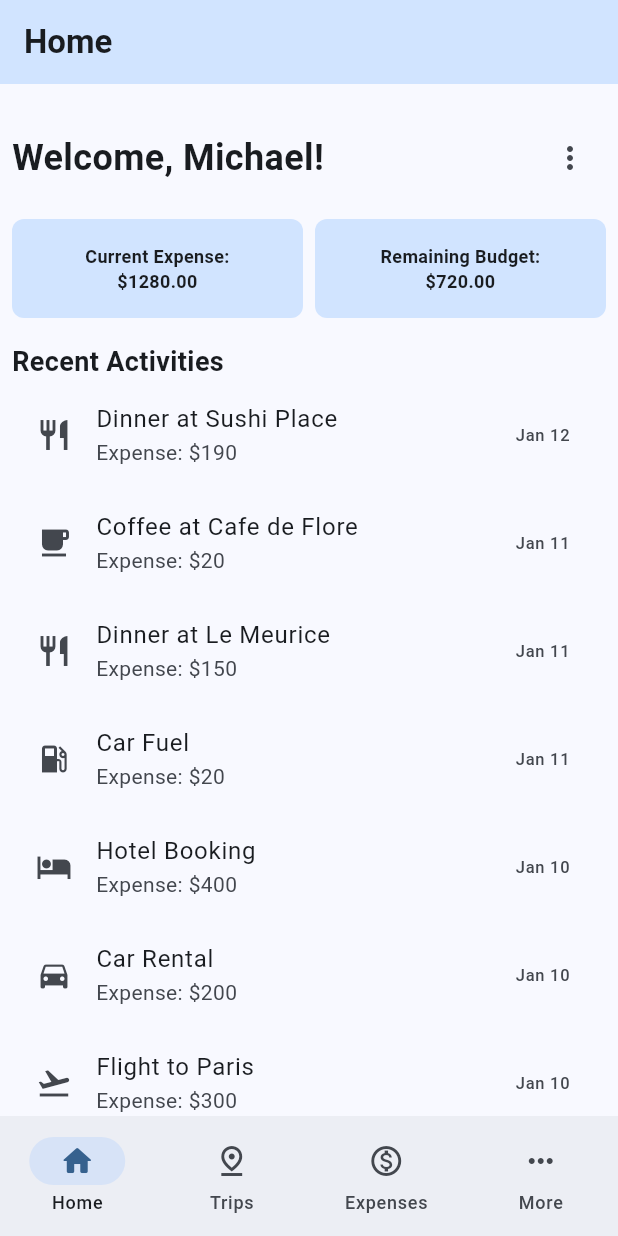
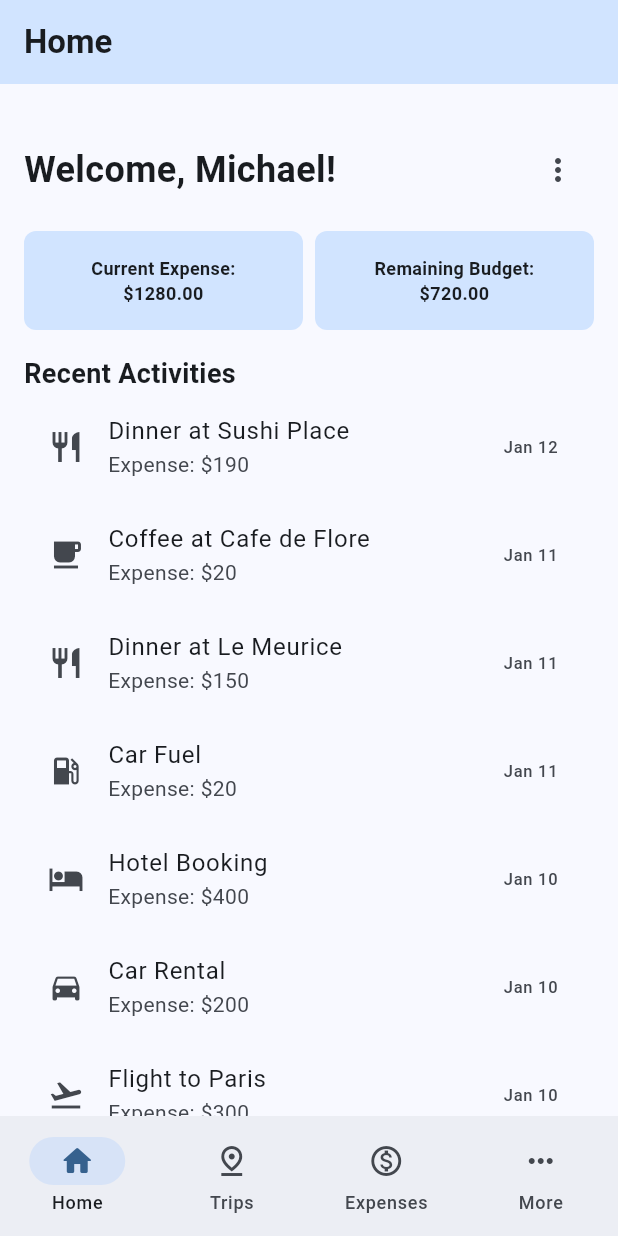
Before and after one commit to donatedsalt/TripBudgeter, a Flutter app: the screen it shows after launch, on a phone screen of 412 x 824 dp. Run offline on Flutter 3.47's test engine with Material 3 defaults, Android fonts, the phone set to English and light mode, and no system bars.

Commit message:
feat: increase listview padding for improved UI and make list const

```diff
--- a/tripbudgeter/lib/main.dart
+++ b/tripbudgeter/lib/main.dart
@@ -45,14 +45,14 @@
     MorePage(),
   ];
 
-  final List<PreferredSizeWidget> _appBars = [
+  final List<PreferredSizeWidget> _appBars = const [
     HomePageAppBar(),
     TripsPageAppBar(),
     ExpensesPageAppBar(),
     MorePageAppBar(),
   ];
 
-  final List<Widget> _floatingActionButtons = [
+  final List<Widget> _floatingActionButtons = const [
     HomePageFloatingActionButton(),
     TripsPageFloatingActionButton(),
     ExpensesPageFloatingActionButton(),
--- a/tripbudgeter/lib/pages/expenses_page.dart
+++ b/tripbudgeter/lib/pages/expenses_page.dart
@@ -28,7 +28,7 @@ class ExpensesPage extends StatelessWidget {
   @override
   Widget build(BuildContext context) {
     return ListView(
-      padding: EdgeInsets.all(8.0),
+      padding: EdgeInsets.all(16.0),
       children: [
         // Current Trip
         Column(
--- a/tripbudgeter/lib/pages/home_page.dart
+++ b/tripbudgeter/lib/pages/home_page.dart
@@ -25,7 +25,7 @@ class HomePage extends StatelessWidget {
   @override
   Widget build(BuildContext context) {
     return ListView(
-      padding: EdgeInsets.all(8.0),
+      padding: EdgeInsets.all(16.0),
       children: [
         // welcome user and more icon
         Row(
--- a/tripbudgeter/lib/pages/more_page.dart
+++ b/tripbudgeter/lib/pages/more_page.dart
@@ -25,7 +25,7 @@ class MorePage extends StatelessWidget {
   @override
   Widget build(BuildContext context) {
     return ListView(
-      padding: EdgeInsets.all(8.0),
+      padding: EdgeInsets.all(16.0),
       children: [
         // welcome user and more icon
         Padding(
--- a/tripbudgeter/lib/pages/trips_page.dart
+++ b/tripbudgeter/lib/pages/trips_page.dart
@@ -25,7 +25,7 @@ class TripsPage extends StatelessWidget {
   @override
   Widget build(BuildContext context) {
     return ListView(
-      padding: EdgeInsets.all(8.0),
+      padding: EdgeInsets.all(16.0),
       children: [
         // Current Trip
         Column(
```
